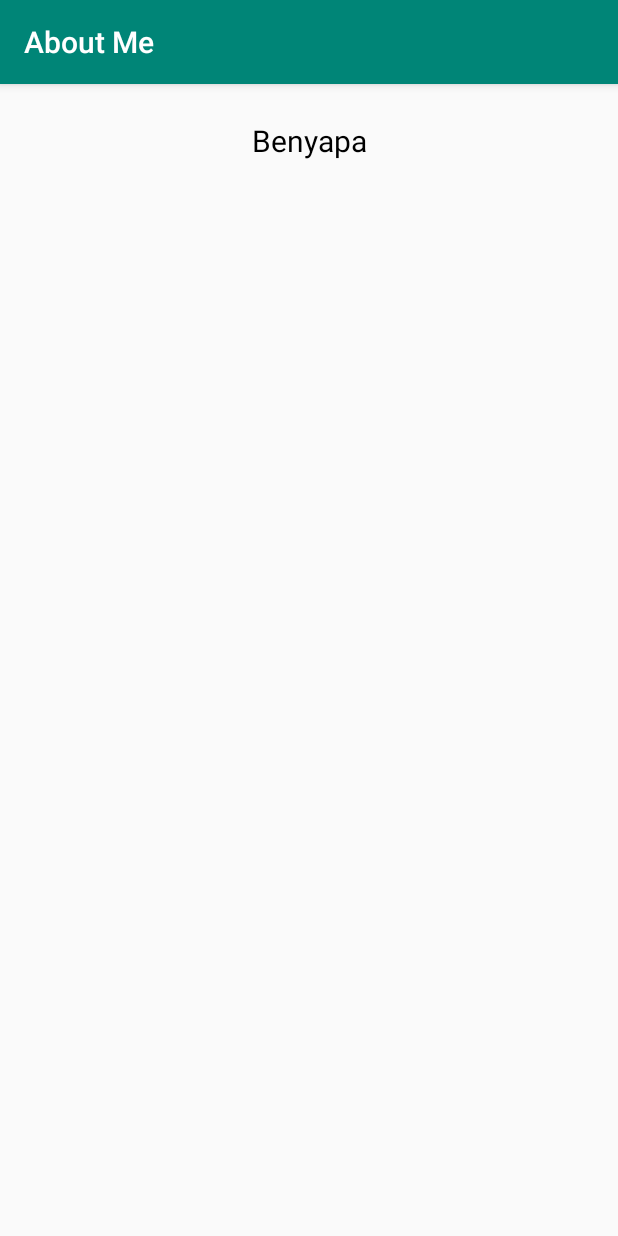
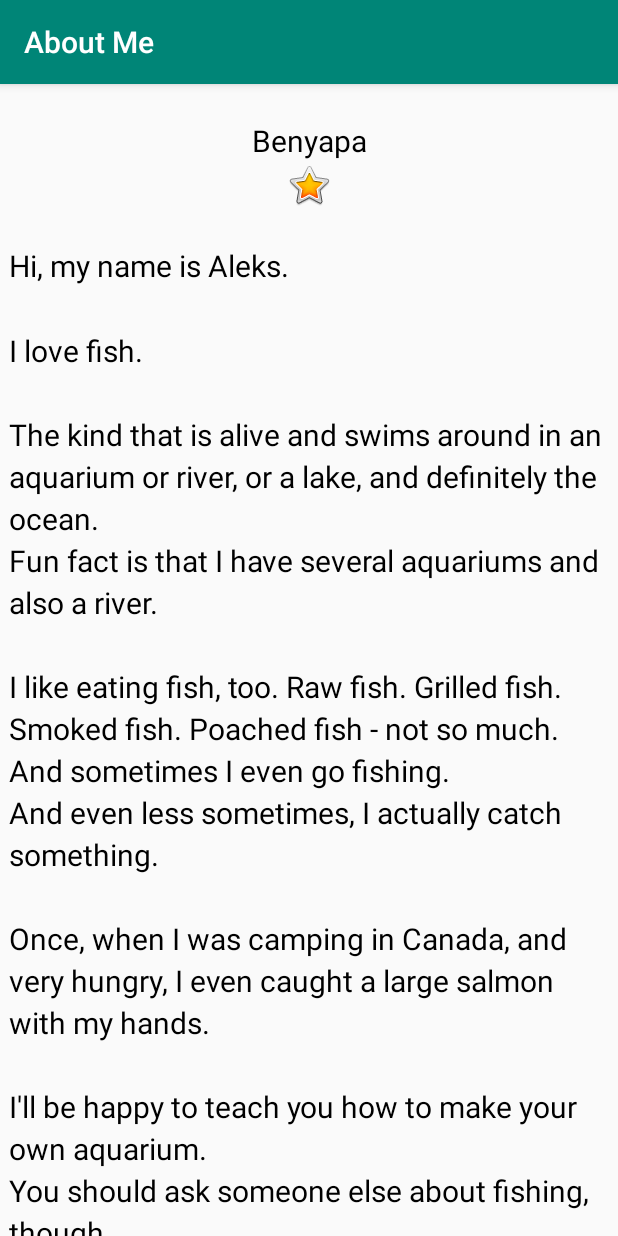
Before and after one commit to mmxlkkBenyapa/AboutMe_lab, an Android app: the screen it shows after launch (MainActivity), on a phone screen of 412 x 824 dp. Run offline under Robolectric (Android 15) with nearby library versions, the phone set to English and light mode, and no system bars; Roboto replaces fonts that are not available here.

Commit message:
Scoll View & Image View

```diff
--- a/app/src/main/res/layout/activity_main.xml
+++ b/app/src/main/res/layout/activity_main.xml
@@ -6,11 +6,25 @@
         android:layout_width="match_parent"
         android:layout_height="match_parent"
         android:orientation="vertical"
-        tools:context=".MainActivity">
+        tools:context=".MainActivity" android:paddingStart="@dimen/layout_padding"
+        android:paddingEnd="@dimen/layout_padding">
     <TextView
             android:text="@string/name"
             android:layout_width="match_parent"
             android:layout_height="wrap_content" android:id="@+id/name_text"
             android:textAlignment="center"
             style="@style/NameStyle"/>
+    <ImageView
+            android:layout_width="match_parent"
+            android:layout_height="wrap_content" app:srcCompat="@android:drawable/btn_star_big_on"
+            android:id="@+id/star_image" android:contentDescription="@string/yellow_star"/>
+    <ScrollView
+            android:layout_width="match_parent"
+            android:layout_height="match_parent" android:id="@+id/bio_scoll">
+        <TextView
+                android:text="@string/bio"
+                android:layout_width="match_parent"
+                android:layout_height="wrap_content" android:id="@+id/bio_text" style="@style/NameStyle"
+                android:lineSpacingMultiplier="1.2"/>
+    </ScrollView>
 </LinearLayout>
--- a/app/src/main/res/values/dimens.xml
+++ b/app/src/main/res/values/dimens.xml
@@ -3,4 +3,5 @@
     <dimen name="text_size">20sp</dimen>
     <dimen name="small_padding">8dp</dimen>
     <dimen name="layout_margin">16dp</dimen>
+    <dimen name="layout_padding">6dp</dimen>
 </resources>
--- a/app/src/main/res/values/strings.xml
+++ b/app/src/main/res/values/strings.xml
@@ -1,4 +1,15 @@
 <resources>
     <string name="app_name">About Me</string>
     <string name="name">Benyapa</string>
+    <string name="yellow_star">Yellow Star</string>
+    <string name="bio">Hi, my name is Aleks.
+        \n\nI love fish.
+        \n\nThe kind that is alive and swims around in an aquarium or river, or a lake, and definitely the ocean.
+        \nFun fact is that I have several aquariums and also a river.
+        \n\nI like eating fish, too. Raw fish. Grilled fish. Smoked fish. Poached fish - not so much.
+        \nAnd sometimes I even go fishing.
+        \nAnd even less sometimes, I actually catch something.
+        \n\nOnce, when I was camping in Canada, and very hungry, I even caught a large salmon with my hands.
+        \n\nI\'ll be happy to teach you how to make your own aquarium.
+        \nYou should ask someone else about fishing, though.\n\n</string>
 </resources>
```
